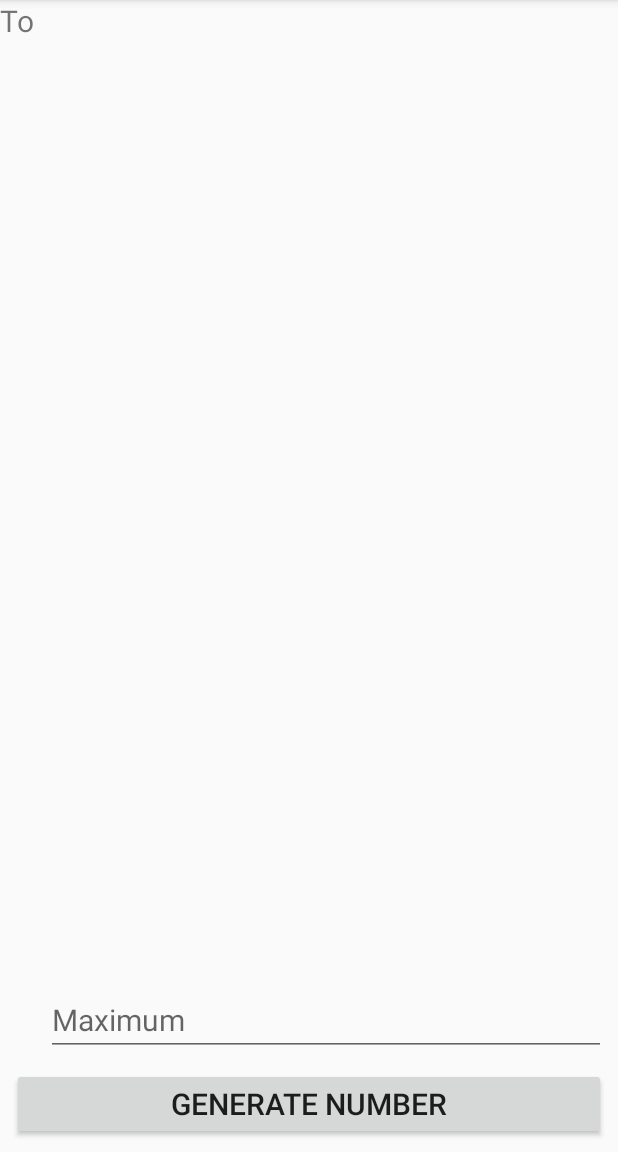
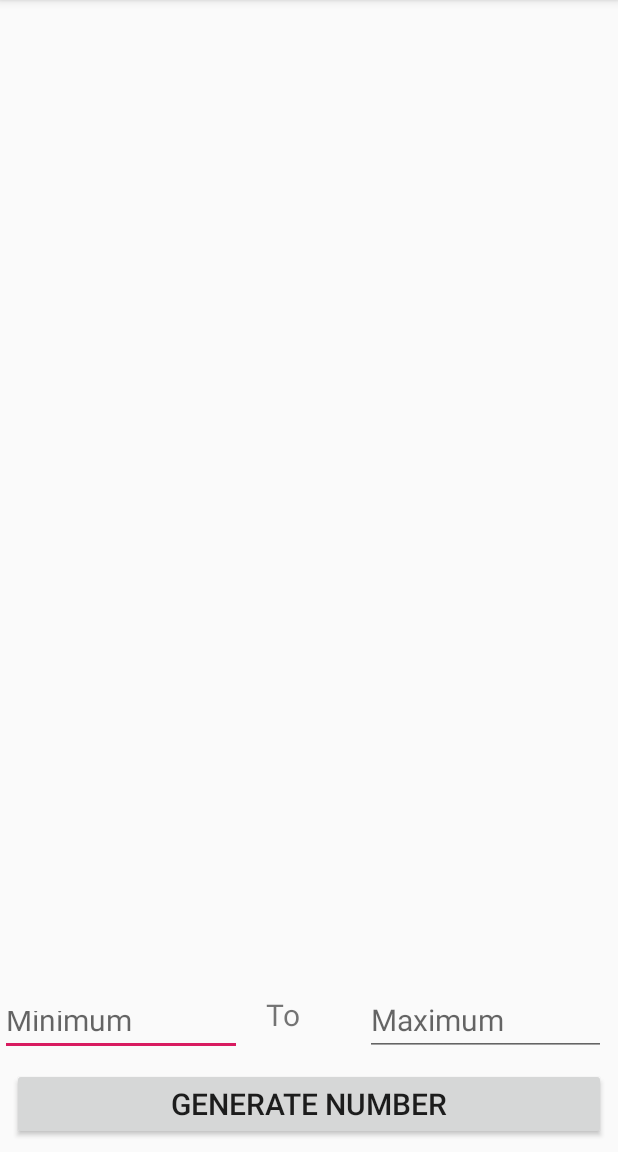
Before and after one commit to ubelhj/AndroidRNG, an Android app: the screen it shows after launch (MainActivity), on a phone screen of 412 x 824 dp, the part 84-1236 px from its top. Run offline under Robolectric (Android 15) with nearby library versions, the phone set to English and light mode, and no system bars.

Commit message:
fixes xml errors

```diff
--- a/app/src/main/res/layout/activity_main.xml
+++ b/app/src/main/res/layout/activity_main.xml
@@ -31,7 +31,7 @@
         android:layout_marginEnd="8dp"
         android:layout_marginRight="8dp"
         android:layout_marginBottom="8dp"
-        android:text="Generate Number"
+        android:text="@string/generate_number"
         android:textSize="20sp"
         app:layout_constraintBottom_toBottomOf="parent"
         app:layout_constraintEnd_toEndOf="parent"
@@ -44,15 +44,15 @@
         android:layout_marginEnd="8dp"
         android:layout_marginRight="8dp"
         android:layout_marginBottom="8dp"
-        android:autoText="false"
         android:ems="10"
-        android:hint="Minimum"
+        android:hint="@string/minimum"
         android:inputType="number"
         android:textSize="20sp"
         app:layout_constraintBottom_toTopOf="@+id/button"
         app:layout_constraintEnd_toStartOf="@+id/textView3"
         app:layout_constraintHorizontal_bias="0.0"
-        app:layout_constraintStart_toStartOf="parent" />
+        app:layout_constraintStart_toStartOf="parent"
+        android:autofillHints="" tools:targetApi="o"/>
 
     <EditText
         android:id="@+id/maximum"
@@ -64,20 +64,27 @@
         android:layout_marginRight="8dp"
         android:layout_marginBottom="8dp"
         android:ems="10"
-        android:hint="Maximum"
+        android:hint="@string/maximum"
         android:inputType="number"
         android:textSize="20sp"
         app:layout_constraintBottom_toTopOf="@+id/button"
         app:layout_constraintEnd_toEndOf="parent"
-        app:layout_constraintStart_toEndOf="@+id/textView3" />
+        app:layout_constraintStart_toEndOf="@+id/textView3"
+        android:importantForAutofill="no" tools:targetApi="o"/>
 
     <TextView
         android:id="@+id/textView3"
-        android:layout_width="0dp"
+        android:layout_width="50dp"
         android:layout_height="41dp"
-        android:text="To"
+        android:layout_marginStart="8dp"
+        android:layout_marginLeft="8dp"
+        android:layout_marginEnd="8dp"
+        android:layout_marginRight="8dp"
+        android:layout_marginBottom="8dp"
+        android:text="@string/to"
         android:textSize="20sp"
-        tools:layout_editor_absoluteX="194dp"
-        tools:layout_editor_absoluteY="626dp" />
+        app:layout_constraintBottom_toTopOf="@+id/button"
+        app:layout_constraintEnd_toStartOf="@+id/maximum"
+        app:layout_constraintStart_toEndOf="@+id/minimum" />
 
 </androidx.constraintlayout.widget.ConstraintLayout>
--- a/app/src/main/res/values/strings.xml
+++ b/app/src/main/res/values/strings.xml
@@ -1,3 +1,7 @@
 <resources>
     <string name="app_name">Random Number Generator</string>
+    <string name="to">To</string>
+    <string name="maximum">Maximum</string>
+    <string name="generate_number">Generate Number</string>
+    <string name="minimum">Minimum</string>
 </resources>
```
